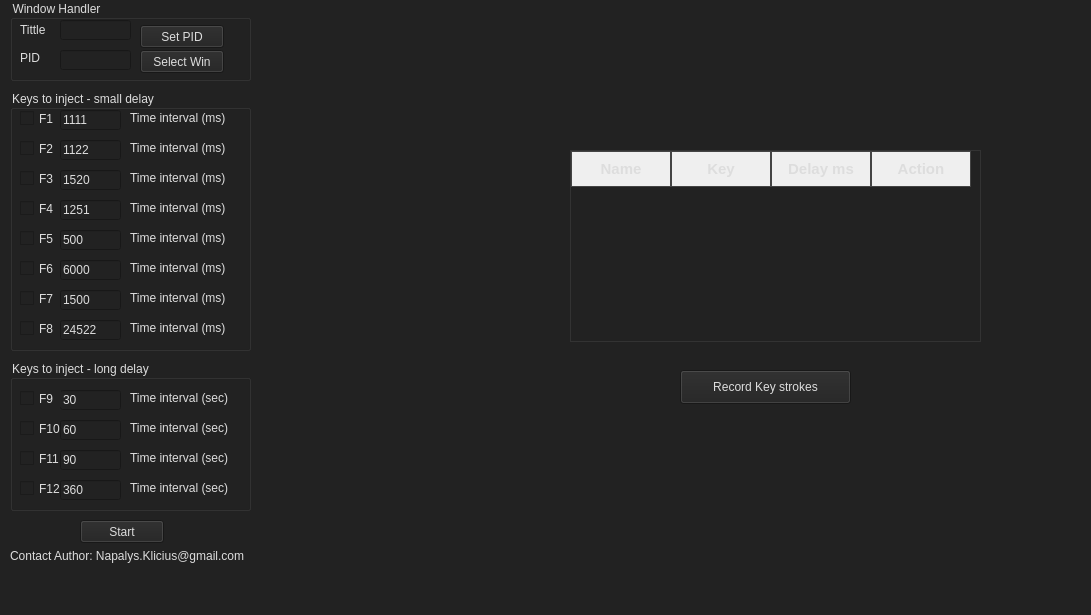
This is gui/mainwindow.ui in Napalys/Attachable-clicker as Qt 5 draws it before an edit. The edited form follows.
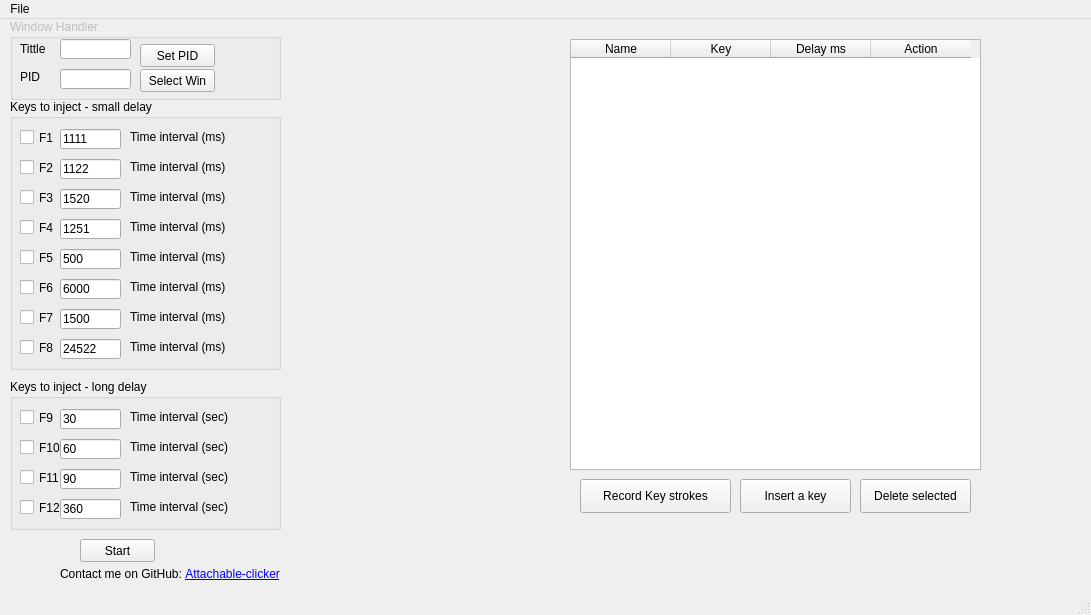
This is the edited form.

Commit message: Added ability to remove and add a single keystroke.

Patch:
```diff
--- a/gui/mainwindow.ui
+++ b/gui/mainwindow.ui
@@ -19,70 +19,6 @@
   <property name="autoFillBackground">
    <bool>false</bool>
   </property>
-  <property name="styleSheet">
-   <string notr="true">/* Style for the main window or central widget */
-QWidget {
-    background-color: #222; /* Very dark grey background for the entire window */
-    color: #ddd; /* Light grey text for readability */
-}
-
-/* Existing table widget styles */
-QTableWidget {
-    border: 1px solid #333;
-    background-color: #222;
-    color: #ddd;
-    gridline-color: #444;
-}
-
-QTableWidget::item {
-    padding: 8px;
-    background-color: #222;
-    color: #ddd;
-    border-color: #444;
-}
-
-QTableWidget::item:selected {
-    background-color: #555;
-    color: #fff;
-}
-
-QHeaderView::section {
-    background-color: qlineargradient(x1:0, y1:0, x2:0, y2:1,
-                                      stop:0 #333, stop:1 #555);
-    padding: 6px;
-    border: 1px solid #444;
-    font-size: 11pt;
-    color: #ddd;
-    font-weight: bold;
-}
-
-QScrollBar:vertical {
-    border: 1px solid #2c2c2c;
-    background: #2c2c2c;
-    width: 12px;
-    margin: 0px 0px 0px 0px;
-}
-
-QScrollBar::handle:vertical {
-    background: qlineargradient(x1:0, y1:0, x2:1, y2:0,
-                                stop:0 #444, stop:1 #555);
-    min-height: 20px;
-}
-
-QScrollBar::add-line:vertical, QScrollBar::sub-line:vertical {
-    background-color: #333;
-    height: 0px;
-}
-
-QScrollBar::add-page:vertical, QScrollBar::sub-page:vertical {
-    background: none;
-}
-
-QTableWidget::viewport {
-    background-color: #222;
-}
-</string>
-  </property>
   <widget class="QWidget" name="centralwidget">
    <widget class="QCheckBox" name="checkBox_F1">
     <property name="geometry">
@@ -449,7 +385,7 @@
      <rect>
       <x>140</x>
       <y>25</y>
-      <width>84</width>
+      <width>75</width>
       <height>23</height>
      </rect>
     </property>
@@ -462,7 +398,7 @@
      <rect>
       <x>140</x>
       <y>50</y>
-      <width>84</width>
+      <width>75</width>
       <height>23</height>
      </rect>
     </property>
@@ -523,9 +459,9 @@
     <property name="geometry">
      <rect>
       <x>10</x>
-      <y>90</y>
-      <width>241</width>
-      <height>261</height>
+      <y>80</y>
+      <width>271</width>
+      <height>271</height>
      </rect>
     </property>
     <property name="title">
@@ -535,7 +471,7 @@
    <widget class="QLabel" name="label">
     <property name="geometry">
      <rect>
-      <x>10</x>
+      <x>60</x>
       <y>540</y>
       <width>251</width>
       <height>31</height>
@@ -545,7 +481,7 @@
      <enum>Qt::LeftToRight</enum>
     </property>
     <property name="text">
-     <string>Contact Author: Napalys.Klicius@gmail.com</string>
+     <string>Contact me on GitHub: &lt;a href='https://github.com/Napalys/Attachable-clicker'&gt;Attachable-clicker&lt;/a&gt;</string>
     </property>
    </widget>
    <widget class="QPushButton" name="pushButton_Start">
@@ -553,7 +489,7 @@
      <rect>
       <x>80</x>
       <y>520</y>
-      <width>84</width>
+      <width>75</width>
       <height>23</height>
      </rect>
     </property>
@@ -566,7 +502,7 @@
      <rect>
       <x>10</x>
       <y>360</y>
-      <width>241</width>
+      <width>271</width>
       <height>151</height>
      </rect>
     </property>
@@ -762,7 +698,7 @@
      <rect>
       <x>10</x>
       <y>0</y>
-      <width>241</width>
+      <width>271</width>
       <height>81</height>
      </rect>
     </property>
@@ -774,9 +710,9 @@
     <property name="geometry">
      <rect>
       <x>570</x>
-      <y>150</y>
+      <y>20</y>
       <width>411</width>
-      <height>192</height>
+      <height>431</height>
      </rect>
     </property>
     <property name="minimumSize">
@@ -785,9 +721,6 @@
       <height>0</height>
      </size>
     </property>
-    <property name="styleSheet">
-     <string notr="true"/>
-    </property>
     <column>
      <property name="text">
       <string>Name</string>
@@ -812,9 +745,9 @@
    <widget class="QPushButton" name="button_record">
     <property name="geometry">
      <rect>
-      <x>680</x>
-      <y>370</y>
-      <width>171</width>
+      <x>580</x>
+      <y>460</y>
+      <width>151</width>
       <height>34</height>
      </rect>
     </property>
@@ -822,6 +755,32 @@
      <string>Record Key strokes</string>
     </property>
    </widget>
+   <widget class="QPushButton" name="pushButton_delete_key">
+    <property name="geometry">
+     <rect>
+      <x>860</x>
+      <y>460</y>
+      <width>111</width>
+      <height>34</height>
+     </rect>
+    </property>
+    <property name="text">
+     <string>Delete selected</string>
+    </property>
+   </widget>
+   <widget class="QPushButton" name="pushButton_insert_key">
+    <property name="geometry">
+     <rect>
+      <x>740</x>
+      <y>460</y>
+      <width>111</width>
+      <height>34</height>
+     </rect>
+    </property>
+    <property name="text">
+     <string>Insert a key</string>
+    </property>
+   </widget>
    <zorder>groupBox</zorder>
    <zorder>groupBox_2</zorder>
    <zorder>checkBox_F1</zorder>
@@ -869,6 +828,15 @@
      <height>30</height>
     </rect>
    </property>
+   <widget class="QMenu" name="menuwq">
+    <property name="title">
+     <string>File</string>
+    </property>
+    <addaction name="actionSave"/>
+    <addaction name="actionLoad"/>
+    <addaction name="actionExit"/>
+   </widget>
+   <addaction name="menuwq"/>
   </widget>
   <widget class="QStatusBar" name="statusbar"/>
  </widget>
```
Left out of the diff: 17 changed lines with no effect on the pictures. The commit also changes 2 other files.
